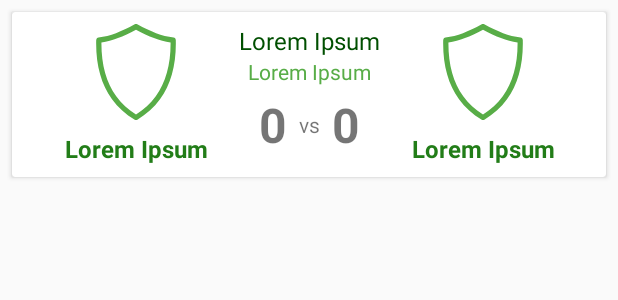
After one commit to f1dz/Football-Match-Schedule, an Android app: the layout favorites_item.xml on its own in the app's theme, with its tools: preview values and no code run, on a phone screen of 412 x 824 dp. The commit adds this screen. Shown: the top 300 px of the screen. Run offline under Robolectric (Android 15) with nearby library versions, the phone set to English and light mode, and no system bars.

Commit message:
Full workin of submission 3

```diff
--- a/app/build.gradle
+++ b/app/build.gradle
@@ -41,6 +41,7 @@ dependencies {
     implementation "org.jetbrains.anko:anko-commons:$anko_version"
     implementation "org.jetbrains.anko:anko-design:$anko_version"
     implementation "com.android.support:recyclerview-v7:$sdk_version"
+    implementation 'com.facebook.stetho:stetho:1.5.0'
     implementation 'com.squareup.picasso:picasso:2.71828'
     testImplementation 'junit:junit:4.12'
     androidTestImplementation 'com.android.support.test:runner:1.0.2'
--- a/app/src/main/java/in/khofid/schedule/home/HomeActivity.kt
+++ b/app/src/main/java/in/khofid/schedule/home/HomeActivity.kt
@@ -1,11 +1,13 @@
 package `in`.khofid.schedule.home
 
 import `in`.khofid.schedule.R
+import `in`.khofid.schedule.favorites.FavoritesFragment
 import `in`.khofid.schedule.match.PrevMatchFragment
 import `in`.khofid.schedule.match.NextMatchFragment
 import android.os.Bundle
 import android.support.v4.app.Fragment
 import android.support.v7.app.AppCompatActivity
+import com.facebook.stetho.Stetho
 import kotlinx.android.synthetic.main.activity_home.*
 
 class HomeActivity: AppCompatActivity() {
@@ -13,6 +15,8 @@ class HomeActivity: AppCompatActivity() {
     override fun onCreate(savedInstanceState: Bundle?) {
         super.onCreate(savedInstanceState)
         setContentView(R.layout.activity_home)
+
+        Stetho.initializeWithDefaults(this)
 
         bottom_navigation.setOnNavigationItemSelectedListener {item ->
             when (item.itemId) {
@@ -23,7 +27,7 @@ class HomeActivity: AppCompatActivity() {
                     loadFragment(savedInstanceState, NextMatchFragment())
                 }
                 R.id.favorites -> {
-                    loadFragment(savedInstanceState, PrevMatchFragment())
+                    loadFragment(savedInstanceState, FavoritesFragment())
                 }
             }
             true
--- a/app/src/main/res/drawable/ic_empty_badge.xml
+++ b/app/src/main/res/drawable/ic_empty_badge.xml
@@ -1,4 +1,4 @@
 <vector android:height="24dp" android:viewportHeight="737.407"
     android:viewportWidth="737.408" android:width="24dp" xmlns:android="http://schemas.android.com/apk/res/android">
-    <path android:fillColor="#933EC5" android:pathData="M674.417,123.507c-0.224,-9.759 -7.216,-18.177 -16.982,-19.511c-45.521,-6.252 -90.416,-17.129 -134.426,-33.248c-43.802,-16.042 -92.267,-38.436 -144.54,-67.93c-6.637,-3.747 -12.88,-3.77 -19.51,0c-51.911,29.479 -100.029,51.826 -144.177,67.93c-44.024,16.058 -88.897,27.004 -134.056,33.248c-9.767,1.349 -16.62,9.752 -17.707,19.511c-4.332,185.366 36.27,337.036 121.414,454.934c46.384,64.222 104.431,116.349 174.526,156.096c5.419,3.978 13.915,3.677 20.235,0c69.564,-40.41 127.534,-92.159 173.811,-156.096C638.262,460.62 678.533,308.88 674.417,123.507zM520.48,555.677c-40.225,55.564 -90.694,101.895 -151.762,139.112c-61.069,-37.218 -111.777,-83.378 -151.763,-139.112c-77.458,-107.962 -115.269,-246.08 -113.828,-414.463c42.637,-6.868 84.92,-18.432 127.195,-33.972c42.275,-15.533 88.528,-36.856 138.396,-63.952c49.868,27.096 95.757,48.419 138.033,63.952c42.275,15.541 84.912,27.104 127.557,33.972C635.75,310.684 597.699,448.995 520.48,555.677z"/>
+    <path android:fillColor="@color/colorAccent" android:pathData="M674.417,123.507c-0.224,-9.759 -7.216,-18.177 -16.982,-19.511c-45.521,-6.252 -90.416,-17.129 -134.426,-33.248c-43.802,-16.042 -92.267,-38.436 -144.54,-67.93c-6.637,-3.747 -12.88,-3.77 -19.51,0c-51.911,29.479 -100.029,51.826 -144.177,67.93c-44.024,16.058 -88.897,27.004 -134.056,33.248c-9.767,1.349 -16.62,9.752 -17.707,19.511c-4.332,185.366 36.27,337.036 121.414,454.934c46.384,64.222 104.431,116.349 174.526,156.096c5.419,3.978 13.915,3.677 20.235,0c69.564,-40.41 127.534,-92.159 173.811,-156.096C638.262,460.62 678.533,308.88 674.417,123.507zM520.48,555.677c-40.225,55.564 -90.694,101.895 -151.762,139.112c-61.069,-37.218 -111.777,-83.378 -151.763,-139.112c-77.458,-107.962 -115.269,-246.08 -113.828,-414.463c42.637,-6.868 84.92,-18.432 127.195,-33.972c42.275,-15.533 88.528,-36.856 138.396,-63.952c49.868,27.096 95.757,48.419 138.033,63.952c42.275,15.541 84.912,27.104 127.557,33.972C635.75,310.684 597.699,448.995 520.48,555.677z"/>
 </vector>
--- /dev/null
+++ b/app/src/main/res/layout/favorites_item.xml
@@ -0,0 +1,135 @@
+<?xml version="1.0" encoding="utf-8"?>
+
+<android.support.v7.widget.CardView xmlns:android="http://schemas.android.com/apk/res/android"
+    xmlns:app="http://schemas.android.com/apk/res-auto"
+    xmlns:tools="http://schemas.android.com/tools"
+    android:layout_width="match_parent"
+    android:layout_height="wrap_content"
+    style="@style/CardView.Light"
+    android:layout_marginTop="8dp"
+    android:layout_marginStart="8dp"
+    android:layout_marginEnd="8dp">
+
+    <android.support.constraint.ConstraintLayout xmlns:android="http://schemas.android.com/apk/res/android"
+        xmlns:app="http://schemas.android.com/apk/res-auto"
+        android:layout_width="match_parent"
+        android:layout_height="wrap_content">
+
+        <TextView
+            android:id="@+id/match_date"
+            android:layout_width="wrap_content"
+            android:layout_height="wrap_content"
+            android:text="@string/lorem_ipsum"
+            android:layout_marginStart="8dp"
+            android:layout_marginTop="8dp"
+            android:layout_marginEnd="8dp"
+            android:textColor="@color/colorPrimaryDark"
+            android:textSize="16sp"
+            app:layout_constraintEnd_toEndOf="parent"
+            app:layout_constraintStart_toStartOf="parent"
+            app:layout_constraintTop_toTopOf="parent" />
+
+        <TextView
+            android:id="@+id/vs"
+            android:layout_width="wrap_content"
+            android:layout_height="wrap_content"
+            android:layout_marginTop="16dp"
+            android:text="@string/static_vs"
+            app:layout_constraintEnd_toEndOf="@+id/match_time"
+            app:layout_constraintStart_toStartOf="@+id/match_time"
+            app:layout_constraintTop_toBottomOf="@+id/match_time" />
+
+        <TextView
+            android:id="@+id/home_score"
+            android:layout_width="wrap_content"
+            android:layout_height="wrap_content"
+            android:layout_marginEnd="8dp"
+            android:text="@string/mock_score"
+            android:textSize="32sp"
+            android:textStyle="bold"
+            app:layout_constraintBottom_toBottomOf="@+id/vs"
+            app:layout_constraintEnd_toStartOf="@+id/vs"
+            app:layout_constraintTop_toTopOf="@+id/vs" />
+
+        <TextView
+            android:id="@+id/home_team"
+            android:layout_width="wrap_content"
+            android:layout_height="wrap_content"
+            android:layout_marginTop="8dp"
+            android:ellipsize="end"
+            android:gravity="start"
+            style="@style/MatchDetailTitle"
+            android:maxEms="6"
+            android:text="@string/lorem_ipsum"
+            android:textAlignment="center"
+            android:textSize="16sp"
+            app:layout_constraintEnd_toEndOf="@+id/home_team_badge"
+            app:layout_constraintStart_toStartOf="@+id/home_team_badge"
+            app:layout_constraintTop_toBottomOf="@+id/home_team_badge" />
+
+        <ImageView
+            android:id="@+id/home_team_badge"
+            android:layout_width="64dp"
+            android:layout_height="64dp"
+            android:layout_marginStart="8dp"
+            android:layout_marginTop="8dp"
+            android:layout_marginEnd="8dp"
+            android:src="@drawable/ic_empty_badge"
+            app:layout_constraintEnd_toStartOf="@+id/home_score"
+            app:layout_constraintStart_toStartOf="parent"
+            app:layout_constraintTop_toTopOf="parent" />
+
+        <TextView
+            android:id="@+id/away_score"
+            android:layout_width="wrap_content"
+            android:layout_height="wrap_content"
+            android:layout_marginStart="8dp"
+            android:text="@string/mock_score"
+            android:textSize="32sp"
+            android:textStyle="bold"
+            app:layout_constraintBottom_toBottomOf="@+id/vs"
+            app:layout_constraintStart_toEndOf="@+id/vs"
+            app:layout_constraintTop_toTopOf="@+id/vs" />
+
+        <ImageView
+            android:id="@+id/away_team_badge"
+            android:layout_width="64dp"
+            android:layout_height="64dp"
+            android:layout_marginStart="8dp"
+            android:layout_marginTop="8dp"
+            android:layout_marginEnd="8dp"
+            android:src="@drawable/ic_empty_badge"
+            app:layout_constraintEnd_toEndOf="parent"
+            app:layout_constraintStart_toEndOf="@+id/away_score"
+            app:layout_constraintTop_toTopOf="parent" />
+
+        <TextView
+            android:id="@+id/away_team"
+            android:layout_width="wrap_content"
+            android:layout_height="wrap_content"
+            android:layout_marginTop="8dp"
+            android:layout_marginBottom="8dp"
+            android:ellipsize="end"
+            android:gravity="end"
+            style="@style/MatchDetailTitle"
+            android:maxEms="6"
+            android:text="@string/lorem_ipsum"
+            android:textSize="16sp"
+            android:textAlignment="center"
+            app:layout_constraintBottom_toBottomOf="parent"
+            app:layout_constraintEnd_toEndOf="@+id/away_team_badge"
+            app:layout_constraintStart_toStartOf="@+id/away_team_badge"
+            app:layout_constraintTop_toBottomOf="@+id/away_team_badge" />
+
+        <TextView
+            android:id="@+id/match_time"
+            android:layout_width="wrap_content"
+            android:layout_height="wrap_content"
+            android:text="@string/lorem_ipsum"
+            android:textColor="@color/colorAccent"
+            app:layout_constraintEnd_toEndOf="@+id/match_date"
+            app:layout_constraintStart_toStartOf="@+id/match_date"
+            app:layout_constraintTop_toBottomOf="@+id/match_date" />
+    </android.support.constraint.ConstraintLayout>
+
+</android.support.v7.widget.CardView>
--- a/app/src/main/res/values/strings.xml
+++ b/app/src/main/res/values/strings.xml
@@ -7,6 +7,7 @@
     <string name="away_badge_title">Away Badge</string>
     <string name="goals_title">Goals</string>
 
+    <string name="lorem_ipsum">Lorem Ipsum</string>
     <string name="mock_score">0</string>
     <string name="static_vs">vs</string>
     <string name="shots_title">Shots</string>
```
Also changed, not shown: app/src/main/java/in/khofid/schedule/db/Favorite.kt (+17 -1 lines), app/src/main/java/in/khofid/schedule/db/MyDatabaseOpenHelper.kt (+14 -4 lines), app/src/main/java/in/khofid/schedule/detail/MatchDetailActivity.kt (+13 -1 lines), app/src/main/java/in/khofid/schedule/favorites/FavoritesAdapter.kt (added, +44 -0 lines), app/src/main/java/in/khofid/schedule/favorites/FavoritesFragment.kt (added, +60 -0 lines), app/src/main/java/in/khofid/schedule/utils/Utils.kt (+23 -0 lines), app/src/main/res/layout/favorites_layout.xml (added, +24 -0 lines).
